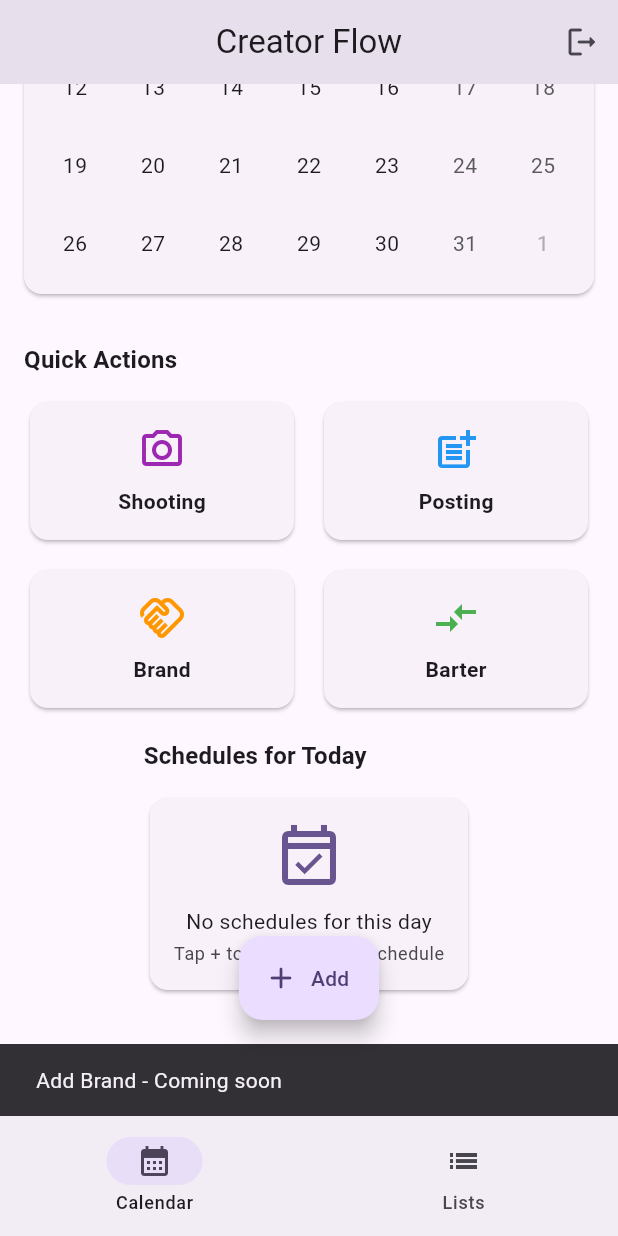
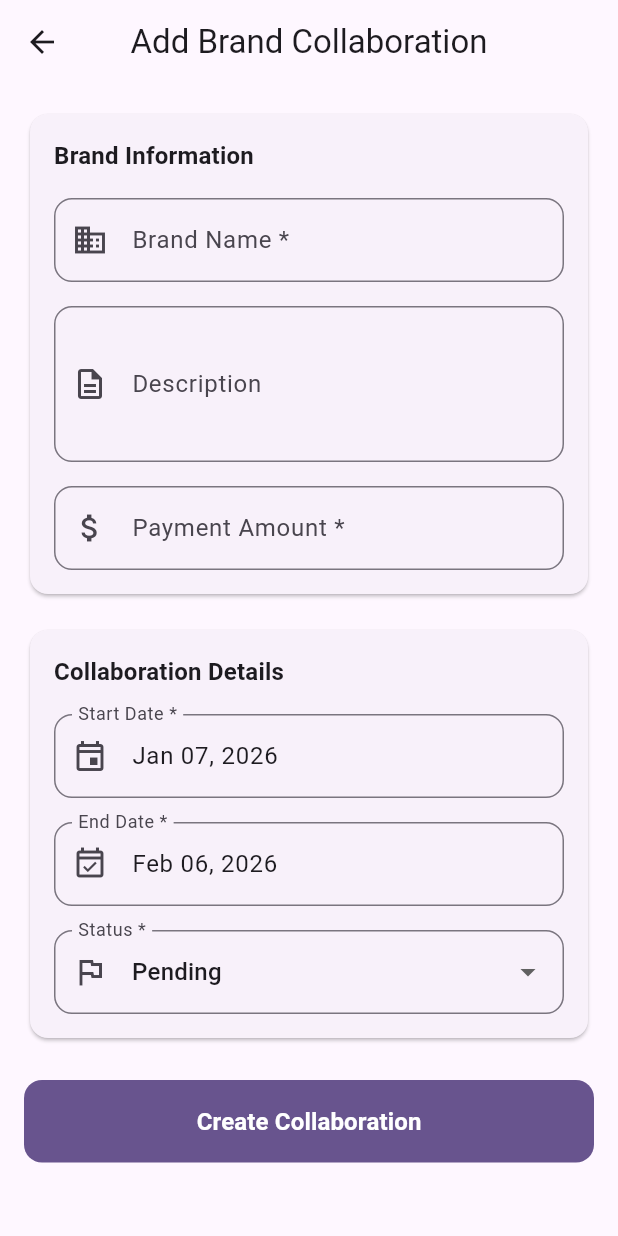
Before and after one commit to lubnasammad/creator-flow, a Flutter app: the DashboardScreen screen opened directly, scrolled down 276 dp, after a tap on "Brand", on a phone screen of 412 x 824 dp. Run offline on Flutter 3.47's test engine with Material 3 defaults, Android fonts, the phone set to English and light mode, and no system bars; drawn by our look-alikes of table_calendar; our stand-ins replace shared_preferences, sqflite; accounts and stored records are empty.

Commit message:
Implement Add/Edit Brand Collaboration Screen
- Created BrandCollaborationService with full CRUD operations
- Built comprehensive Add Brand Screen with:
  * Material 3 form design
  * Brand name and description fields
  * Payment amount input with decimal validation
  * Date range picker (start and end dates)
  * Date validation (end >= start)
  * Status dropdown (Pending/Active/Completed/Cancelled)
  * Form validation
  * Create and edit modes
- Integrated with Dashboard quick actions
- Connected to SQLite database
- Passed flutter analyze with ZERO issues

Closes #8

```diff
--- /dev/null
+++ b/lib/screens/add_brand_screen.dart
@@ -0,0 +1,380 @@
+import 'package:flutter/material.dart';
+import 'package:flutter/services.dart';
+import 'package:intl/intl.dart';
+import '../models/brand_collaboration.dart';
+import '../services/brand_collaboration_service.dart';
+import '../services/session_manager.dart';
+
+class AddBrandScreen extends StatefulWidget {
+  final BrandCollaboration? collaboration;
+
+  const AddBrandScreen({super.key, this.collaboration});
+
+  @override
+  State<AddBrandScreen> createState() => _AddBrandScreenState();
+}
+
+class _AddBrandScreenState extends State<AddBrandScreen> {
+  final _formKey = GlobalKey<FormState>();
+  final _brandNameController = TextEditingController();
+  final _descriptionController = TextEditingController();
+  final _paymentController = TextEditingController();
+  final _brandCollaborationService = BrandCollaborationService();
+  final _sessionManager = SessionManager();
+
+  DateTime _startDate = DateTime.now();
+  DateTime _endDate = DateTime.now().add(const Duration(days: 30));
+  String _status = 'Pending';
+  bool _isLoading = false;
+  int? _userId;
+
+  final List<String> _statusOptions = [
+    'Pending',
+    'Active',
+    'Completed',
+    'Cancelled',
+  ];
+
+  @override
+  void initState() {
+    super.initState();
+    _loadUserId();
+    if (widget.collaboration != null) {
+      _brandNameController.text = widget.collaboration!.brandName;
+      _descriptionController.text = widget.collaboration!.description ?? '';
+      _paymentController.text = widget.collaboration!.payment.toString();
+      _startDate = DateTime.parse(widget.collaboration!.startDate);
+      _endDate = DateTime.parse(widget.collaboration!.endDate);
+      _status = widget.collaboration!.status;
+    }
+  }
+
+  Future<void> _loadUserId() async {
+    final userId = await _sessionManager.getUserId();
+    setState(() {
+      _userId = userId;
+    });
+  }
+
+  @override
+  void dispose() {
+    _brandNameController.dispose();
+    _descriptionController.dispose();
+    _paymentController.dispose();
+    super.dispose();
+  }
+
+  Future<void> _selectStartDate(BuildContext context) async {
+    final picked = await showDatePicker(
+      context: context,
+      initialDate: _startDate,
+      firstDate: DateTime(2020),
+      lastDate: DateTime(2030),
+    );
+
+    if (picked != null && picked != _startDate) {
+      setState(() {
+        _startDate = picked;
+        if (_endDate.isBefore(_startDate)) {
+          _endDate = _startDate.add(const Duration(days: 30));
+        }
+      });
+    }
+  }
+
+  Future<void> _selectEndDate(BuildContext context) async {
+    final picked = await showDatePicker(
+      context: context,
+      initialDate: _endDate,
+      firstDate: _startDate,
+      lastDate: DateTime(2030),
+    );
+
+    if (picked != null && picked != _endDate) {
+      setState(() {
+        _endDate = picked;
+      });
+    }
+  }
+
+  Future<void> _handleSave() async {
+    if (!_formKey.currentState!.validate()) {
+      return;
+    }
+
+    if (_userId == null) {
+      _showError('User session not found. Please login again.');
+      return;
+    }
+
+    if (_endDate.isBefore(_startDate)) {
+      _showError('End date must be after start date.');
+      return;
+    }
+
+    setState(() {
+      _isLoading = true;
+    });
+
+    try {
+      final collaboration = BrandCollaboration(
+        id: widget.collaboration?.id,
+        userId: _userId!,
+        brandName: _brandNameController.text.trim(),
+        description: _descriptionController.text.trim().isEmpty
+            ? null
+            : _descriptionController.text.trim(),
+        startDate: DateFormat('yyyy-MM-dd').format(_startDate),
+        endDate: DateFormat('yyyy-MM-dd').format(_endDate),
+        payment: double.parse(_paymentController.text.trim()),
+        status: _status,
+        createdAt:
+            widget.collaboration?.createdAt ?? DateTime.now().toIso8601String(),
+      );
+
+      if (widget.collaboration == null) {
+        await _brandCollaborationService.create(collaboration);
+      } else {
+        await _brandCollaborationService.update(collaboration);
+      }
+
+      if (mounted) {
+        Navigator.of(context).pop(true);
+        ScaffoldMessenger.of(context).showSnackBar(
+          SnackBar(
+            content: Text(
+              widget.collaboration == null
+                  ? 'Brand collaboration created!'
+                  : 'Brand collaboration updated!',
+            ),
+            backgroundColor: Colors.green,
+          ),
+        );
+      }
+    } catch (e) {
+      if (mounted) {
+        _showError('An error occurred. Please try again.');
+      }
+    } finally {
+      if (mounted) {
+        setState(() {
+          _isLoading = false;
+        });
+      }
+    }
+  }
+
+  void _showError(String message) {
+    ScaffoldMessenger.of(context).showSnackBar(
+      SnackBar(
+        content: Text(message),
+        backgroundColor: Theme.of(context).colorScheme.error,
+      ),
+    );
+  }
+
+  @override
+  Widget build(BuildContext context) {
+    return Scaffold(
+      appBar: AppBar(
+        title: Text(
+          widget.collaboration == null
+              ? 'Add Brand Collaboration'
+              : 'Edit Brand Collaboration',
+        ),
+        centerTitle: true,
+      ),
+      body: Form(
+        key: _formKey,
+        child: ListView(
+          padding: const EdgeInsets.all(16.0),
+          children: [
+            Card(
+              child: Padding(
+                padding: const EdgeInsets.all(16.0),
+                child: Column(
+                  crossAxisAlignment: CrossAxisAlignment.start,
+                  children: [
+                    Text(
+                      'Brand Information',
+                      style: Theme.of(context).textTheme.titleMedium?.copyWith(
+                        fontWeight: FontWeight.bold,
+                      ),
+                    ),
+                    const SizedBox(height: 16),
+                    TextFormField(
+                      controller: _brandNameController,
+                      decoration: InputDecoration(
+                        labelText: 'Brand Name *',
+                        prefixIcon: const Icon(Icons.business_outlined),
+                        border: OutlineInputBorder(
+                          borderRadius: BorderRadius.circular(12),
+                        ),
+                      ),
+                      validator: (value) {
+                        if (value == null || value.trim().isEmpty) {
+                          return 'Please enter brand name';
+                        }
+                        return null;
+                      },
+                    ),
+                    const SizedBox(height: 16),
+                    TextFormField(
+                      controller: _descriptionController,
+                      decoration: InputDecoration(
+                        labelText: 'Description',
+                        prefixIcon: const Icon(Icons.description_outlined),
+                        border: OutlineInputBorder(
+                          borderRadius: BorderRadius.circular(12),
+                        ),
+                      ),
+                      maxLines: 3,
+                    ),
+                    const SizedBox(height: 16),
+                    TextFormField(
+                      controller: _paymentController,
+                      decoration: InputDecoration(
+                        labelText: 'Payment Amount *',
+                        prefixIcon: const Icon(Icons.attach_money_outlined),
+                        border: OutlineInputBorder(
+                          borderRadius: BorderRadius.circular(12),
+                        ),
+                      ),
+                      keyboardType: const TextInputType.numberWithOptions(
+                        decimal: true,
+                      ),
+                      inputFormatters: [
+                        FilteringTextInputFormatter.allow(
+                          RegExp(r'^\d+\.?\d{0,2}'),
+                        ),
+                      ],
+                      validator: (value) {
+                        if (value == null || value.trim().isEmpty) {
+                          return 'Please enter payment amount';
+                        }
+                        final payment = double.tryParse(value);
+                        if (payment == null || payment < 0) {
+                          return 'Please enter a valid payment amount';
+                        }
+                        return null;
+                      },
+                    ),
+                  ],
+                ),
+              ),
+            ),
+            const SizedBox(height: 16),
+            Card(
+              child: Padding(
+                padding: const EdgeInsets.all(16.0),
+                child: Column(
+                  crossAxisAlignment: CrossAxisAlignment.start,
+                  children: [
+                    Text(
+                      'Collaboration Details',
+                      style: Theme.of(context).textTheme.titleMedium?.copyWith(
+                        fontWeight: FontWeight.bold,
+                      ),
+                    ),
+                    const SizedBox(height: 16),
+                    InkWell(
+                      onTap: () => _selectStartDate(context),
+                      borderRadius: BorderRadius.circular(12),
+                      child: InputDecorator(
+                        decoration: InputDecoration(
+                          labelText: 'Start Date *',
+                          prefixIcon: const Icon(Icons.event_outlined),
+                          border: OutlineInputBorder(
+                            borderRadius: BorderRadius.circular(12),
+                          ),
+                        ),
+                        child: Text(
+                          DateFormat('MMM dd, yyyy').format(_startDate),
+                          style: Theme.of(context).textTheme.bodyLarge,
+                        ),
+                      ),
+                    ),
+                    const SizedBox(height: 16),
+                    InkWell(
+                      onTap: () => _selectEndDate(context),
+                      borderRadius: BorderRadius.circular(12),
+                      child: InputDecorator(
+                        decoration: InputDecoration(
+                          labelText: 'End Date *',
+                          prefixIcon: const Icon(
+                            Icons.event_available_outlined,
+                          ),
+                          border: OutlineInputBorder(
+                            borderRadius: BorderRadius.circular(12),
+                          ),
+                        ),
+                        child: Text(
+                          DateFormat('MMM dd, yyyy').format(_endDate),
+                          style: Theme.of(context).textTheme.bodyLarge,
+                        ),
+                      ),
+                    ),
+                    const SizedBox(height: 16),
+                    DropdownButtonFormField<String>(
+                      initialValue: _status,
+                      decoration: InputDecoration(
+                        labelText: 'Status *',
+                        prefixIcon: const Icon(Icons.flag_outlined),
+                        border: OutlineInputBorder(
+                          borderRadius: BorderRadius.circular(12),
+                        ),
+                      ),
+                      items: _statusOptions
+                          .map(
+                            (status) => DropdownMenuItem(
+                              value: status,
+                              child: Text(status),
+                            ),
+                          )
+                          .toList(),
+                      onChanged: (value) {
+                        if (value != null) {
+                          setState(() {
+                            _status = value;
+                          });
+                        }
+                      },
+                    ),
+                  ],
+                ),
+              ),
+            ),
+            const SizedBox(height: 24),
+            FilledButton(
+              onPressed: _isLoading ? null : _handleSave,
+              style: FilledButton.styleFrom(
+                padding: const EdgeInsets.symmetric(vertical: 16),
+                shape: RoundedRectangleBorder(
+                  borderRadius: BorderRadius.circular(12),
+                ),
+              ),
+              child: _isLoading
+                  ? const SizedBox(
+                      height: 20,
+                      width: 20,
+                      child: CircularProgressIndicator(
+                        strokeWidth: 2,
+                        color: Colors.white,
+                      ),
+                    )
+                  : Text(
+                      widget.collaboration == null
+                          ? 'Create Collaboration'
+                          : 'Update Collaboration',
+                      style: const TextStyle(
+                        fontSize: 16,
+                        fontWeight: FontWeight.bold,
+                      ),
+                    ),
+            ),
+          ],
+        ),
+      ),
+    );
+  }
+}
--- a/lib/screens/dashboard_screen.dart
+++ b/lib/screens/dashboard_screen.dart
@@ -4,6 +4,7 @@
 import 'login_screen.dart';
 import 'add_shooting_screen.dart';
 import 'add_posting_screen.dart';
+import 'add_brand_screen.dart';
 
 class DashboardScreen extends StatefulWidget {
   const DashboardScreen({super.key});
@@ -257,10 +258,15 @@
                   icon: Icons.handshake_outlined,
                   label: 'Brand',
                   color: Colors.orange,
-                  onTap: () {
-                    ScaffoldMessenger.of(context).showSnackBar(
-                      const SnackBar(content: Text('Add Brand - Coming soon')),
+                  onTap: () async {
+                    final result = await Navigator.of(context).push<bool>(
+                      MaterialPageRoute(
+                        builder: (context) => const AddBrandScreen(),
+                      ),
                     );
+                    if (result == true && mounted) {
+                      setState(() {});
+                    }
                   },
                 ),
               ),
@@ -413,11 +419,16 @@
             ListTile(
               leading: const Icon(Icons.handshake_outlined),
               title: const Text('Add Brand Collaboration'),
-              onTap: () {
+              onTap: () async {
                 Navigator.pop(context);
-                ScaffoldMessenger.of(context).showSnackBar(
-                  const SnackBar(content: Text('Add Brand - Coming soon')),
+                final result = await Navigator.of(context).push<bool>(
+                  MaterialPageRoute(
+                    builder: (context) => const AddBrandScreen(),
+                  ),
                 );
+                if (result == true && mounted) {
+                  setState(() {});
+                }
               },
             ),
             ListTile(
--- /dev/null
+++ b/lib/services/brand_collaboration_service.dart
@@ -0,0 +1,58 @@
+import '../models/brand_collaboration.dart';
+import 'database_helper.dart';
+
+class BrandCollaborationService {
+  final DatabaseHelper _dbHelper = DatabaseHelper.instance;
+
+  Future<int> create(BrandCollaboration collaboration) async {
+    final db = await _dbHelper.database;
+    return await db.insert('brand_collaboration', collaboration.toMap());
+  }
+
+  Future<List<BrandCollaboration>> getAll(int userId) async {
+    final db = await _dbHelper.database;
+    final results = await db.query(
+      'brand_collaboration',
+      where: 'user_id = ?',
+      whereArgs: [userId],
+      orderBy: 'start_date DESC',
+    );
+
+    return results.map((map) => BrandCollaboration.fromMap(map)).toList();
+  }
+
+  Future<BrandCollaboration?> getById(int id) async {
+    final db = await _dbHelper.database;
+    final results = await db.query(
+      'brand_collaboration',
+      where: 'id = ?',
+      whereArgs: [id],
+      limit: 1,
+    );
+
+    if (results.isEmpty) {
+      return null;
+    }
+
+    return BrandCollaboration.fromMap(results.first);
+  }
+
+  Future<int> update(BrandCollaboration collaboration) async {
+    final db = await _dbHelper.database;
+    return await db.update(
+      'brand_collaboration',
+      collaboration.toMap(),
+      where: 'id = ?',
+      whereArgs: [collaboration.id],
+    );
+  }
+
+  Future<int> delete(int id) async {
+    final db = await _dbHelper.database;
+    return await db.delete(
+      'brand_collaboration',
+      where: 'id = ?',
+      whereArgs: [id],
+    );
+  }
+}
```
